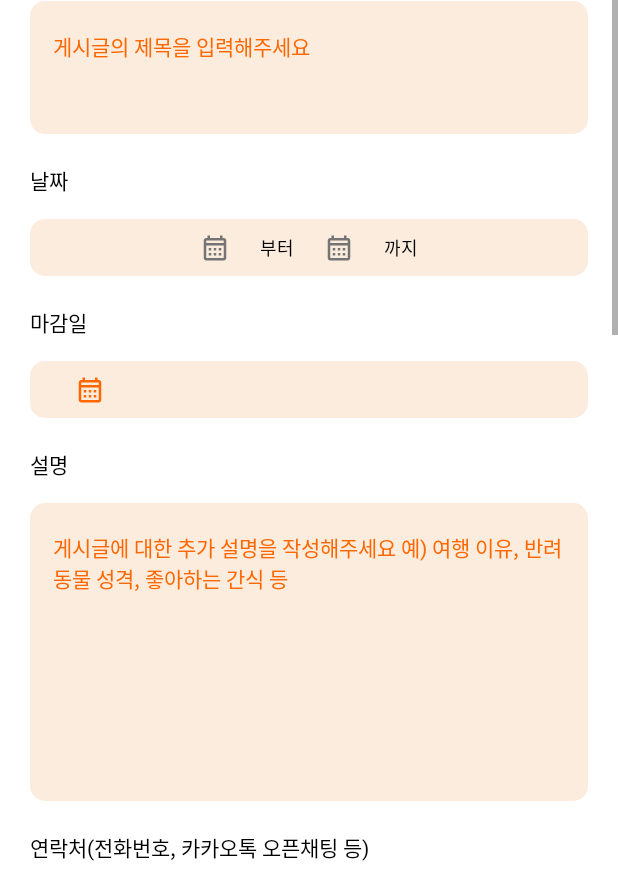
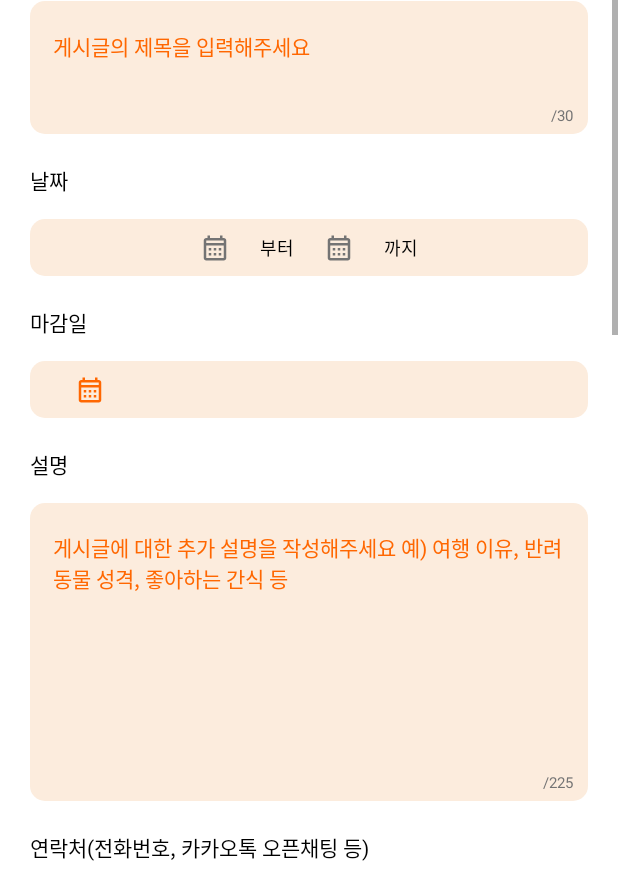
Before and after one commit to tarun-dsm/Yasunnae, an Android app: the WritePostActivity screen opened directly, with no data from a screen before it, on a phone screen of 412 x 824 dp. Shown: the part 320-1198 px from the top of the screen. Run offline under Robolectric (Android 15) with nearby library versions, the light colour scheme and no system bars; our stand-ins replace data binding; plain views replace DotsIndicator.

Commit message:
modify WritePostActivity layout

```diff
--- a/app/src/main/res/layout/activity_write_post.xml
+++ b/app/src/main/res/layout/activity_write_post.xml
@@ -217,6 +217,7 @@
                         android:layout_height="wrap_content"
                         android:layout_marginVertical="5dp"
                         android:layout_marginEnd="10dp"
+                        android:text="@string/limit_post_title"
                         android:textColor="@color/gray_text"
                         android:textSize="10sp"
                         app:layout_constraintBottom_toBottomOf="parent"
@@ -422,6 +423,7 @@
                         android:layout_height="wrap_content"
                         android:layout_marginVertical="5dp"
                         android:layout_marginEnd="10dp"
+                        android:text="@string/limit_post_description"
                         android:textColor="@color/gray_text"
                         android:textSize="10sp"
                         app:layout_constraintBottom_toBottomOf="parent"
@@ -453,7 +455,6 @@
                     app:layout_constraintRight_toRightOf="parent"
                     app:layout_constraintTop_toBottomOf="@id/tv_contacts_write_post">
 
-
                     <EditText
                         android:id="@+id/et_contacts_write_post"
                         android:layout_width="0dp"
@@ -481,6 +482,7 @@
                         android:layout_height="wrap_content"
                         android:layout_marginVertical="5dp"
                         android:layout_marginEnd="10dp"
+                        android:text="@string/limit_post_contacts"
                         android:textColor="@color/gray_text"
                         android:textSize="10sp"
                         app:layout_constraintBottom_toBottomOf="parent"
--- a/app/src/main/res/values/strings.xml
+++ b/app/src/main/res/values/strings.xml
@@ -92,4 +92,7 @@
     <string name="input_pet_species">반려동물의 종을 입력해주세요</string>
     <string name="input_pet_gender">반려동물의 성별을 입력해주세요</string>
     <string name="complete_write">작성 완료</string>
+    <string name="limit_post_title">/30</string>
+    <string name="limit_post_description">/225</string>
+    <string name="limit_post_contacts">/100</string>
 </resources>
```
